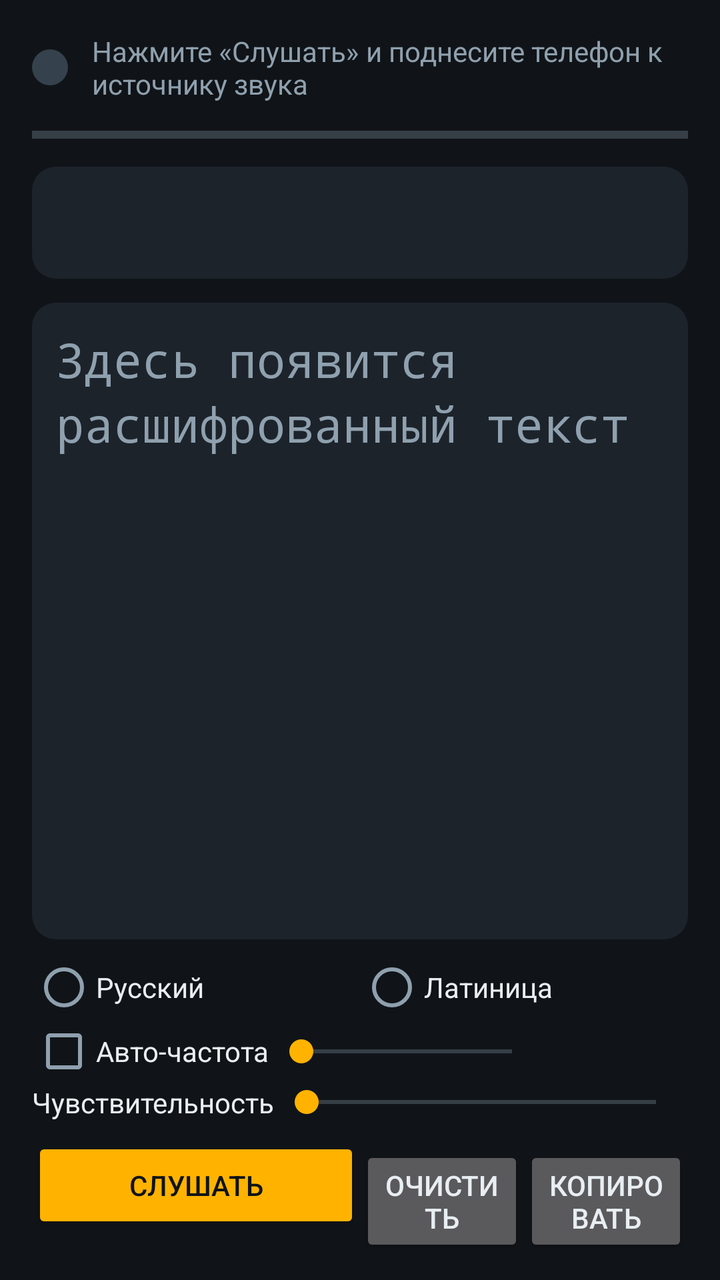
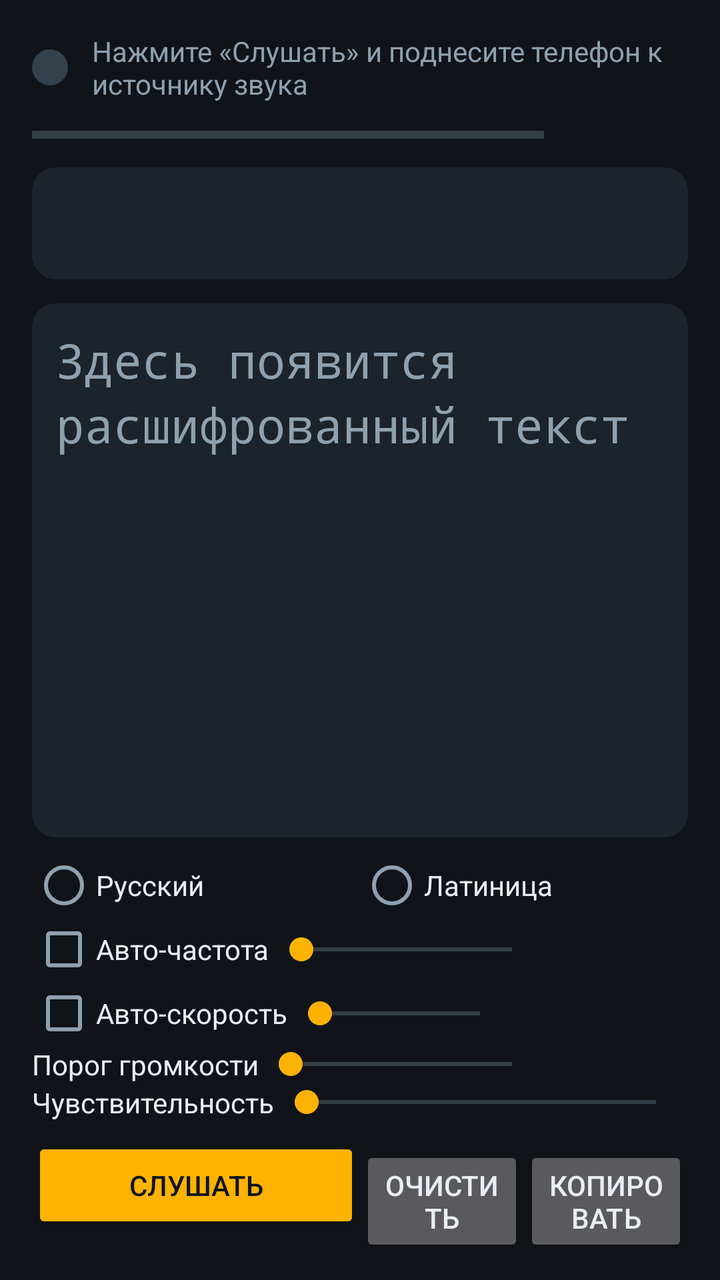

Screens rendered from an Android XML layout before and after an edit, with the pre-edit source and the edit as a unified diff.
<!-- AndroidManifest.xml: application theme AppTheme -->
<!-- res/layout/activity_main.xml -->
<?xml version="1.0" encoding="utf-8"?>
<LinearLayout xmlns:android="http://schemas.android.com/apk/res/android"
    android:id="@+id/root"
    android:layout_width="match_parent"
    android:layout_height="match_parent"
    android:orientation="vertical"
    android:padding="16dp">

    <LinearLayout
        android:layout_width="match_parent"
        android:layout_height="wrap_content"
        android:gravity="center_vertical"
        android:orientation="horizontal">

        <View
            android:id="@+id/indicator"
            android:layout_width="18dp"
            android:layout_height="18dp"
            android:background="@drawable/indicator" />

        <TextView
            android:id="@+id/status"
            android:layout_width="0dp"
            android:layout_height="wrap_content"
            android:layout_marginStart="12dp"
            android:layout_weight="1"
            android:text="@string/status_idle"
            android:textColor="@color/text_secondary"
            android:textSize="14sp" />
    </LinearLayout>

    <ProgressBar
        android:id="@+id/level"
        style="@android:style/Widget.Material.ProgressBar.Horizontal"
        android:layout_width="match_parent"
        android:layout_height="wrap_content"
        android:layout_marginTop="8dp"
        android:max="100" />

    <TextView
        android:id="@+id/currentCode"
        android:layout_width="match_parent"
        android:layout_height="56dp"
        android:layout_marginTop="8dp"
        android:background="@drawable/panel"
        android:fontFamily="monospace"
        android:gravity="center"
        android:textColor="@color/accent"
        android:textSize="36sp"
        android:textStyle="bold" />

    <ScrollView
        android:id="@+id/textScroll"
        android:layout_width="match_parent"
        android:layout_height="0dp"
        android:layout_marginTop="12dp"
        android:layout_weight="1"
        android:background="@drawable/panel"
        android:padding="12dp">

        <TextView
            android:id="@+id/decodedText"
            android:layout_width="match_parent"
            android:layout_height="wrap_content"
            android:fontFamily="monospace"
            android:hint="@string/hint_text"
            android:lineSpacingExtra="4dp"
            android:textColor="@color/text_primary"
            android:textColorHint="@color/text_secondary"
            android:textIsSelectable="true"
            android:textSize="24sp" />
    </ScrollView>

    <RadioGroup
        android:id="@+id/alphabet"
        android:layout_width="match_parent"
        android:layout_height="wrap_content"
        android:layout_marginTop="8dp"
        android:orientation="horizontal">

        <RadioButton
            android:id="@+id/alphabetCyrillic"
            android:layout_width="0dp"
            android:layout_height="wrap_content"
            android:layout_weight="1"
            android:text="@string/alphabet_cyrillic"
            android:textColor="@color/text_primary" />

        <RadioButton
            android:id="@+id/alphabetLatin"
            android:layout_width="0dp"
            android:layout_height="wrap_content"
            android:layout_weight="1"
            android:text="@string/alphabet_latin"
            android:textColor="@color/text_primary" />
    </RadioGroup>

    <LinearLayout
        android:layout_width="match_parent"
        android:layout_height="wrap_content"
        android:gravity="center_vertical"
        android:orientation="horizontal">

        <CheckBox
            android:id="@+id/autoFrequency"
            android:layout_width="wrap_content"
            android:layout_height="wrap_content"
            android:text="@string/auto_frequency"
            android:textColor="@color/text_primary" />

        <SeekBar
            android:id="@+id/frequency"
            android:layout_width="0dp"
            android:layout_height="wrap_content"
            android:layout_weight="1" />

        <TextView
            android:id="@+id/frequencyValue"
            android:layout_width="72dp"
            android:layout_height="wrap_content"
            android:gravity="end"
            android:textColor="@color/text_secondary" />
    </LinearLayout>

    <LinearLayout
        android:layout_width="match_parent"
        android:layout_height="wrap_content"
        android:gravity="center_vertical"
        android:orientation="horizontal">

        <TextView
            android:layout_width="wrap_content"
            android:layout_height="wrap_content"
            android:text="@string/sensitivity"
            android:textColor="@color/text_primary" />

        <SeekBar
            android:id="@+id/sensitivity"
            android:layout_width="0dp"
            android:layout_height="wrap_content"
            android:layout_weight="1"
            android:max="20" />
    </LinearLayout>

    <LinearLayout
        android:layout_width="match_parent"
        android:layout_height="wrap_content"
        android:layout_marginTop="8dp"
        android:orientation="horizontal">

        <Button
            android:id="@+id/startStop"
            android:layout_width="0dp"
            android:layout_height="wrap_content"
            android:layout_weight="2"
            android:backgroundTint="@color/accent"
            android:text="@string/start"
            android:textColor="@color/background" />

        <Button
            android:id="@+id/clear"
            android:layout_width="0dp"
            android:layout_height="wrap_content"
            android:layout_weight="1"
            android:text="@string/clear" />

        <Button
            android:id="@+id/copy"
            android:layout_width="0dp"
            android:layout_height="wrap_content"
            android:layout_weight="1"
            android:text="@string/copy" />
    </LinearLayout>
</LinearLayout>
<!-- resources referenced by this layout -->
<resources>
  <color name="accent">#FFFFB300</color>
  <color name="background">#FF101418</color>
  <color name="text_primary">#FFE8EEF2</color>
  <color name="text_secondary">#FF8FA0AE</color>
  <!-- drawable indicator (drawable) -->
  <?xml version="1.0" encoding="utf-8"?>
  <shape xmlns:android="http://schemas.android.com/apk/res/android"
      android:shape="oval">
      <solid android:color="@color/signal_off" />
  </shape>
  <!-- drawable panel (drawable) -->
  <?xml version="1.0" encoding="utf-8"?>
  <shape xmlns:android="http://schemas.android.com/apk/res/android"
      android:shape="rectangle">
      <solid android:color="@color/surface" />
      <corners android:radius="12dp" />
  </shape>
  <string name="alphabet_cyrillic">Русский</string>
  <string name="alphabet_latin">Латиница</string>
  <string name="auto_frequency">Авто-частота</string>
  <string name="clear">Очистить</string>
  <string name="copy">Копировать</string>
  <string name="hint_text">Здесь появится расшифрованный текст</string>
  <string name="sensitivity">Чувствительность</string>
  <string name="start">Слушать</string>
  <string name="status_idle">Нажмите «Слушать» и поднесите телефон к источнику звука</string>
  <style name="AppTheme" parent="@android:style/Theme.Material.NoActionBar">
          <item name="android:colorPrimary">@color/surface</item>
          <item name="android:colorPrimaryDark">@color/background</item>
          <item name="android:colorAccent">@color/accent</item>
          <item name="android:windowBackground">@color/background</item>
          <item name="android:statusBarColor">@color/background</item>
          <item name="android:navigationBarColor">@color/background</item>
          <item name="android:textColorPrimary">@color/text_primary</item>
          <item name="android:textColorSecondary">@color/text_secondary</item>
      </style>
  <color name="signal_off">#FF35414C</color>
  <color name="surface">#FF1C232B</color>
</resources>

<!-- the commit's change to res/layout/activity_main.xml (unified diff, before → after) -->
@@ -29,13 +29,30 @@
             android:textSize="14sp" />
     </LinearLayout>
 
-    <ProgressBar
-        android:id="@+id/level"
-        style="@android:style/Widget.Material.ProgressBar.Horizontal"
-        android:layout_width="match_parent"
-        android:layout_height="wrap_content"
-        android:layout_marginTop="8dp"
-        android:max="100" />
+    <LinearLayout
+        android:layout_width="match_parent"
+        android:layout_height="wrap_content"
+        android:layout_marginTop="8dp"
+        android:gravity="center_vertical"
+        android:orientation="horizontal">
+
+        <ProgressBar
+            android:id="@+id/level"
+            style="@android:style/Widget.Material.ProgressBar.Horizontal"
+            android:layout_width="0dp"
+            android:layout_height="wrap_content"
+            android:layout_weight="1"
+            android:max="100" />
+
+        <TextView
+            android:id="@+id/levelValue"
+            android:layout_width="72dp"
+            android:layout_height="wrap_content"
+            android:fontFamily="monospace"
+            android:gravity="end"
+            android:textColor="@color/text_secondary"
+            android:textSize="12sp" />
+    </LinearLayout>
 
     <TextView
         android:id="@+id/currentCode"
@@ -128,6 +145,59 @@
         android:gravity="center_vertical"
         android:orientation="horizontal">
 
+        <CheckBox
+            android:id="@+id/autoSpeed"
+            android:layout_width="wrap_content"
+            android:layout_height="wrap_content"
+            android:text="@string/auto_speed"
+            android:textColor="@color/text_primary" />
+
+        <SeekBar
+            android:id="@+id/speed"
+            android:layout_width="0dp"
+            android:layout_height="wrap_content"
+            android:layout_weight="1" />
+
+        <TextView
+            android:id="@+id/speedValue"
+            android:layout_width="88dp"
+            android:layout_height="wrap_content"
+            android:gravity="end"
+            android:textColor="@color/text_secondary" />
+    </LinearLayout>
+
+    <LinearLayout
+        android:layout_width="match_parent"
+        android:layout_height="wrap_content"
+        android:gravity="center_vertical"
+        android:orientation="horizontal">
+
+        <TextView
+            android:layout_width="wrap_content"
+            android:layout_height="wrap_content"
+            android:text="@string/volume_threshold"
+            android:textColor="@color/text_primary" />
+
+        <SeekBar
+            android:id="@+id/volumeThreshold"
+            android:layout_width="0dp"
+            android:layout_height="wrap_content"
+            android:layout_weight="1" />
+
+        <TextView
+            android:id="@+id/volumeThresholdValue"
+            android:layout_width="72dp"
+            android:layout_height="wrap_content"
+            android:gravity="end"
+            android:textColor="@color/text_secondary" />
+    </LinearLayout>
+
+    <LinearLayout
+        android:layout_width="match_parent"
+        android:layout_height="wrap_content"
+        android:gravity="center_vertical"
+        android:orientation="horizontal">
+
         <TextView
             android:layout_width="wrap_content"
             android:layout_height="wrap_content"
<!-- resource entries referenced after the edit -->
@@ -20,12 +20,14 @@
   <string name="alphabet_cyrillic">Русский</string>
   <string name="alphabet_latin">Латиница</string>
   <string name="auto_frequency">Авто-частота</string>
+  <string name="auto_speed">Авто-скорость</string>
   <string name="clear">Очистить</string>
   <string name="copy">Копировать</string>
   <string name="hint_text">Здесь появится расшифрованный текст</string>
   <string name="sensitivity">Чувствительность</string>
   <string name="start">Слушать</string>
   <string name="status_idle">Нажмите «Слушать» и поднесите телефон к источнику звука</string>
+  <string name="volume_threshold">Порог громкости</string>
   <style name="AppTheme" parent="@android:style/Theme.Material.NoActionBar">
           <item name="android:colorPrimary">@color/surface</item>
           <item name="android:colorPrimaryDark">@color/background</item>
